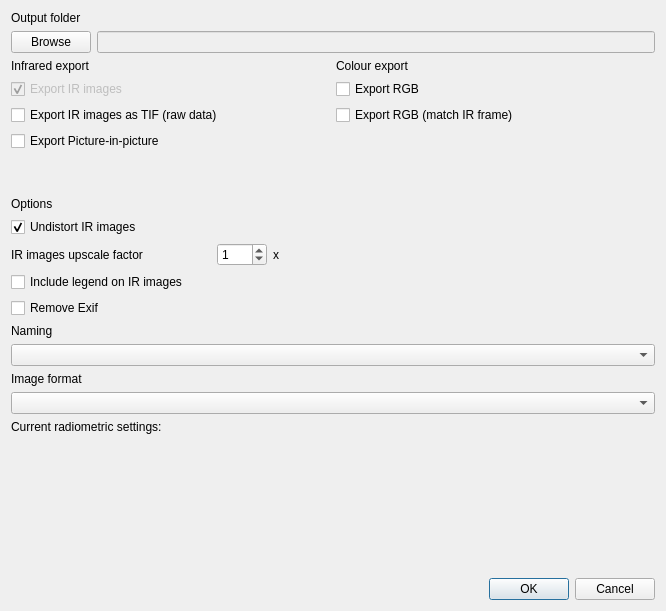
Above: ui/export_dialog.ui from s-du/Thermogram before the change. Below: the same form after it.
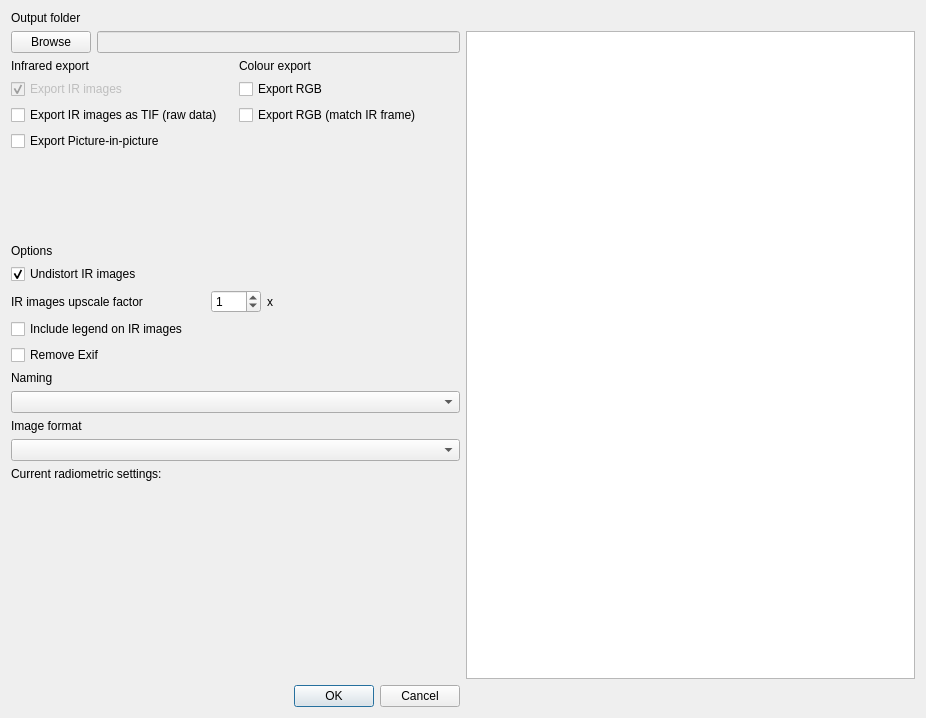
That is the form after the change.

```diff
--- a/ui/export_dialog.ui
+++ b/ui/export_dialog.ui
@@ -6,21 +6,23 @@
    <rect>
     <x>0</x>
     <y>0</y>
-    <width>666</width>
-    <height>611</height>
+    <width>926</width>
+    <height>718</height>
    </rect>
   </property>
   <property name="windowTitle">
    <string>Dialog</string>
   </property>
-  <layout class="QVBoxLayout" name="verticalLayout_5">
-   <item>
+  <layout class="QGridLayout" name="gridLayout">
+   <item row="0" column="0">
     <widget class="QLabel" name="label_6">
      <property name="text">
       <string>Output folder</string>
      </property>
     </widget>
    </item>
+   <item row="1" column="0">
+    <layout class="QVBoxLayout" name="verticalLayout">
    <item>
     <layout class="QHBoxLayout" name="horizontalLayout">
      <item>
@@ -250,7 +252,12 @@
      </property>
     </spacer>
    </item>
-   <item>
+    </layout>
+   </item>
+   <item row="1" column="1">
+    <widget class="QListView" name="listView"/>
+   </item>
+   <item row="2" column="0">
     <widget class="QDialogButtonBox" name="buttonBox">
      <property name="orientation">
       <enum>Qt::Horizontal</enum>
```
Lines whose indentation alone changed are shown as unchanged.
